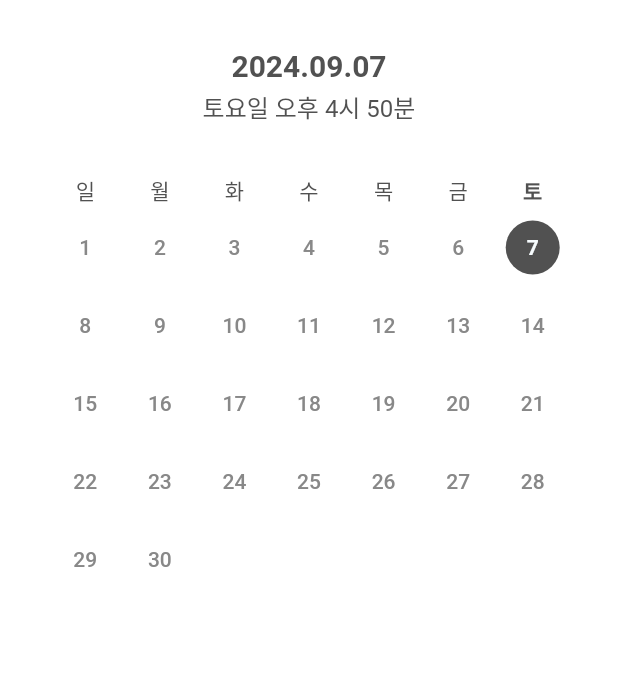
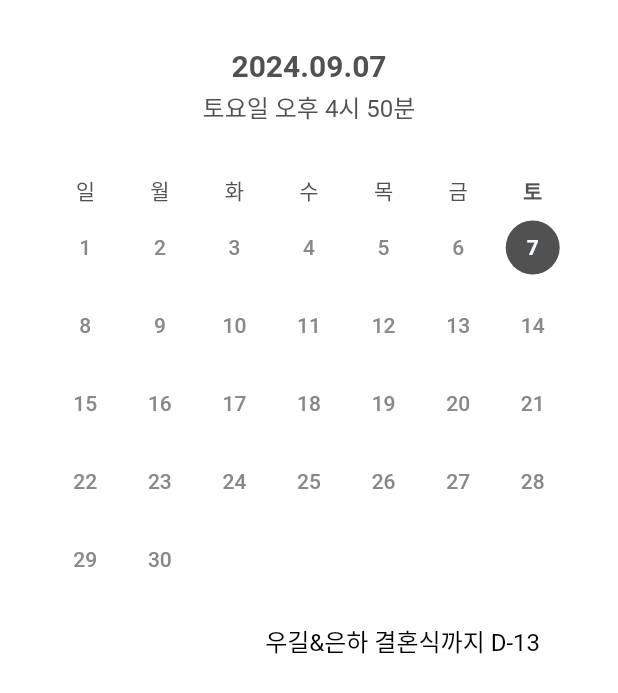
Before and after one commit to leewoooo/wedding, a Flutter app: the Calendar widget shown alone on an empty page, opened directly, on a phone screen of 412 x 824 dp. Shown: the top 693 px of the screen. Run offline on Flutter 3.47's test engine with Material 3 defaults, Android fonts, the phone set to English and light mode, and no system bars; drawn by our look-alikes of table_calendar; Roboto replaces fonts that are missing (NanumMyeongjo).

Commit message:
🔨 Update: header textHeight, append d-day

```diff
--- a/lib/components/calendar.dart
+++ b/lib/components/calendar.dart
@@ -26,8 +26,41 @@ class Calendar extends StatelessWidget {
           ),
           Gap.h32,
           const CustomTableCalendar(),
+          Gap.h16,
+          const Padding(
+            padding: EdgeInsets.only(right: 20.0),
+            child: Row(
+              mainAxisAlignment: MainAxisAlignment.end,
+              children: [
+                _DDay(),
+              ],
+            ),
+          )
         ],
       ),
     );
   }
 }
+
+class _DDay extends StatelessWidget {
+  const _DDay();
+
+  @override
+  Widget build(BuildContext context) {
+    final now = DateUtils.dateOnly(DateTime.now());
+    final weddingDay = DateTime(2024, 9, 7);
+
+    final text = weddingDay.isBefore(now)
+        ? '우길&은하 Welcome 유부월드🥳'
+        : '우길&은하 결혼식까지 D-${weddingDay.difference(now).inDays}';
+
+    return Text(
+      text,
+      style: const TextStyle(
+        fontWeight: FontWeight.w400,
+        fontSize: 16.0,
+        color: Colors.black,
+      ),
+    );
+  }
+}
--- a/lib/components/header.dart
+++ b/lib/components/header.dart
@@ -12,8 +12,9 @@ class Header extends StatelessWidget {
         crossAxisAlignment: CrossAxisAlignment.stretch,
         children: [
           Text(
-            '어느 멋진 가을날,\n우리의 결혼식에 초대합니다.',
+            '어느 멋진 가을날,\n우길&은하 결혼식에 초대합니다.',
             style: TextStyle(
+              height: 1.5,
               fontWeight: FontWeight.w700,
               fontSize: 22.0,
               color: GREY_COLOR2,
```
